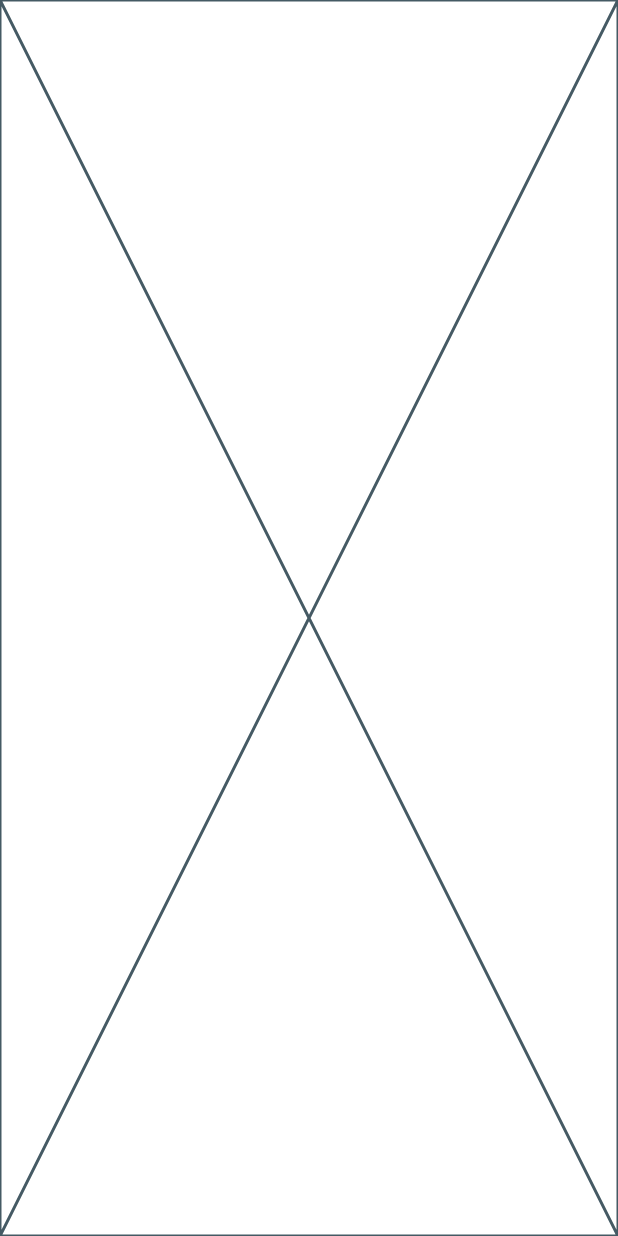
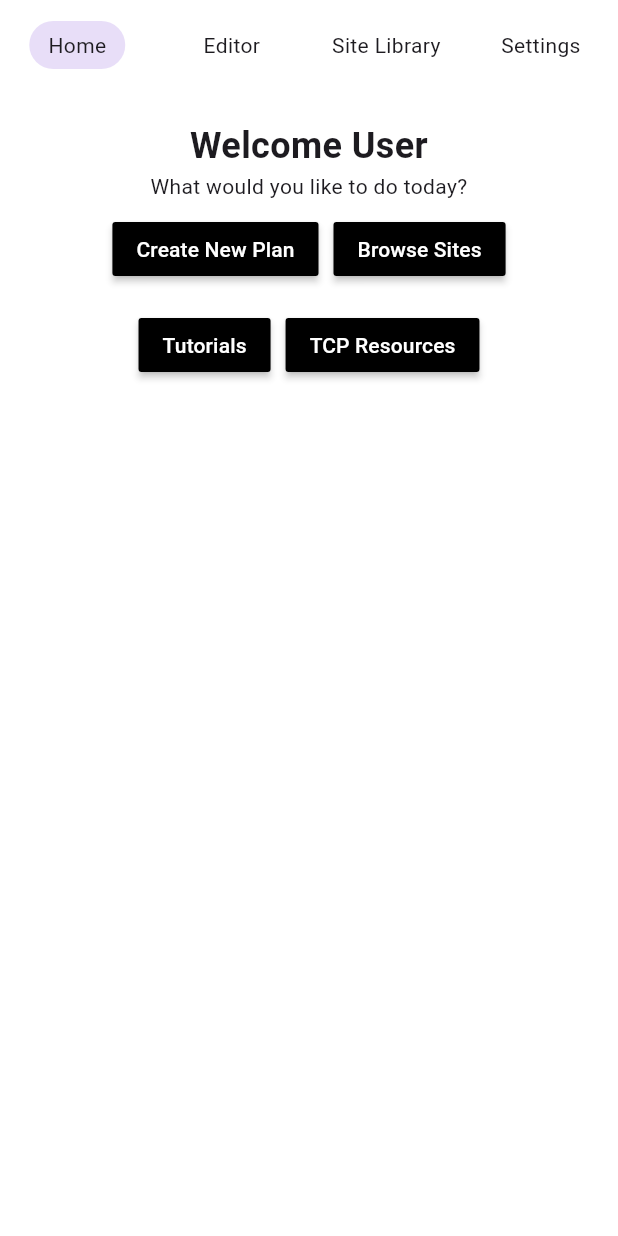
Before and after one commit to GoldenButterMan/roadwork-planner, a Flutter app: the screen it shows after launch, after a tap on "Continue", on a phone screen of 412 x 824 dp. Run offline on Flutter 3.47's test engine with Material 3 defaults, Android fonts, the phone set to English and light mode, and no system bars; our stand-ins replace flutter_form_builder; missing offline and left inert: hyperlink.

Commit message:
created basic home page to build upon and improve

```diff
--- a/roadwork_planning_app/lib/home.dart
+++ b/roadwork_planning_app/lib/home.dart
@@ -4,14 +4,107 @@ import 'package:flutter/widgets.dart';
 import 'package:flutter_form_builder/flutter_form_builder.dart';
 import 'package:hyperlink/hyperlink.dart';
 
-class Home extends StatefulWidget{
+class Home extends StatefulWidget {
   @override
   State<Home> createState() => _HomeState();
 }
 
 class _HomeState extends State<Home> {
   @override
-  Widget build(BuildContext context){
-    return Placeholder();
+  Widget build(BuildContext context) {
+    return Scaffold(
+        backgroundColor: Colors.white,
+        appBar: PreferredSize(
+          preferredSize: const Size.fromHeight(100),
+          child: NavigationBar(
+            backgroundColor: Colors.white,
+            destinations: [
+              NavigationDestination(
+                icon: Text('Home'),
+                label: '',
+              ),
+              NavigationDestination(
+                icon: const Text('Editor'),
+                label: '',
+              ),
+              NavigationDestination(
+                icon: const Text('Site Library'),
+                label: '',
+              ),
+              NavigationDestination(
+                icon: const Text('Settings'),
+                label: '',
+              ),
+            ],
+          ),
+        ),
+        body: Align(
+          alignment: Alignment.center,
+          child: Column(
+            children: [
+              Align(
+                alignment: Alignment.center,
+                child: const Text('Welcome User',
+                    textAlign: TextAlign.center,
+                    style: TextStyle(
+                      fontSize: 24.0,
+                      fontWeight: FontWeight.bold,
+                    )),
+              ),
+              Align(
+                  alignment: Alignment.center,
+                  child: const Text(
+                    'What would you like to do today?',
+                    textAlign: TextAlign.center,
+                  )),
+              Align(
+                alignment: Alignment.center,
+                child: Padding(
+                  padding: const EdgeInsets.all(8.0),
+                  child: Row(
+                    mainAxisAlignment: MainAxisAlignment.center,
+                    children: <Widget>[
+                    MaterialButton(
+                      onPressed: () => (),
+                      color: Colors.black,
+                      textColor: Colors.white,
+                      child: const Text('Create New Plan'),
+                    ),
+                    const SizedBox(width: 10,),
+                    MaterialButton(
+                      onPressed: () => (),
+                      color: Colors.black,
+                      textColor: Colors.white,
+                      child: const Text('Browse Sites'),
+                    ),
+                  ]),
+                ),
+              ),
+              Align(
+                alignment: Alignment.center,
+                child: Padding(
+                  padding: const EdgeInsets.all(8.0),
+                  child: Row(
+                    mainAxisAlignment: MainAxisAlignment.center,
+                    children: <Widget>[
+                    MaterialButton(
+                      onPressed: () => (),
+                      color: Colors.black,
+                      textColor: Colors.white,
+                      child: const Text('Tutorials'),
+                    ),
+                    const SizedBox(width: 10,),
+                    MaterialButton(
+                      onPressed: () => (),
+                      color: Colors.black,
+                      textColor: Colors.white,
+                      child: const Text('TCP Resources'),
+                    ),
+                  ]),
+                ),
+              )
+            ],
+          ),
+        ));
   }
 }
```
